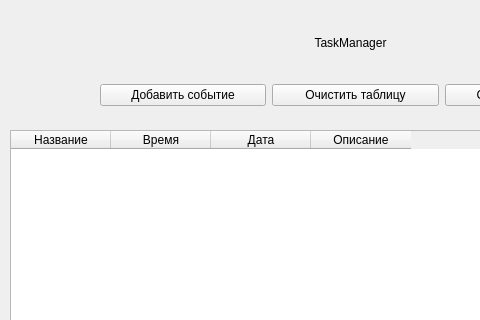
Above: mainwindow.ui from ftelnov/YandexQt before the change; both pictures show x 0 to 480 and y 0 to 320 of the 697 by 554 pixel window. Below: the same form after it.
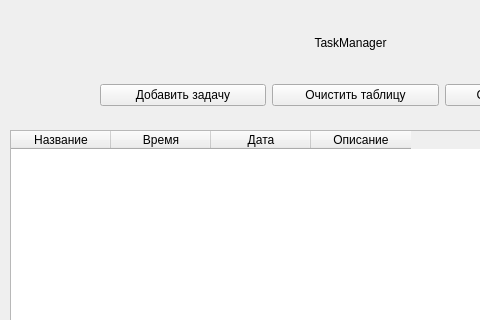
That is the form after the change. Icons and pictures are not drawn.

Commit message: Слегка изменен дизайн

```diff
--- a/mainwindow.ui
+++ b/mainwindow.ui
@@ -98,7 +98,7 @@
      <item>
       <widget class="QPushButton" name="addEvent">
        <property name="text">
-        <string>Добавить событие</string>
+        <string>Добавить задачу</string>
        </property>
       </widget>
      </item>
```
The commit also changes 1 other file.
